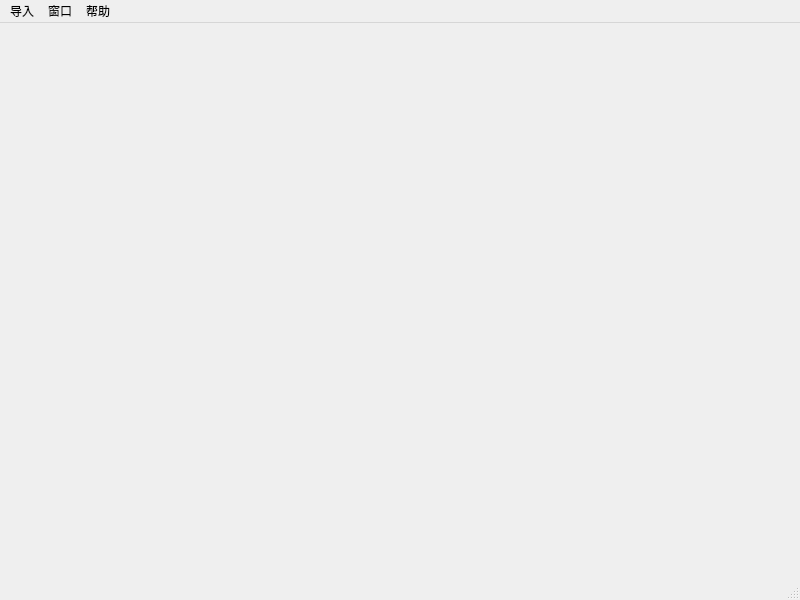
Qt form skin/main.ui (zzy624/mypyqt) before a commit.
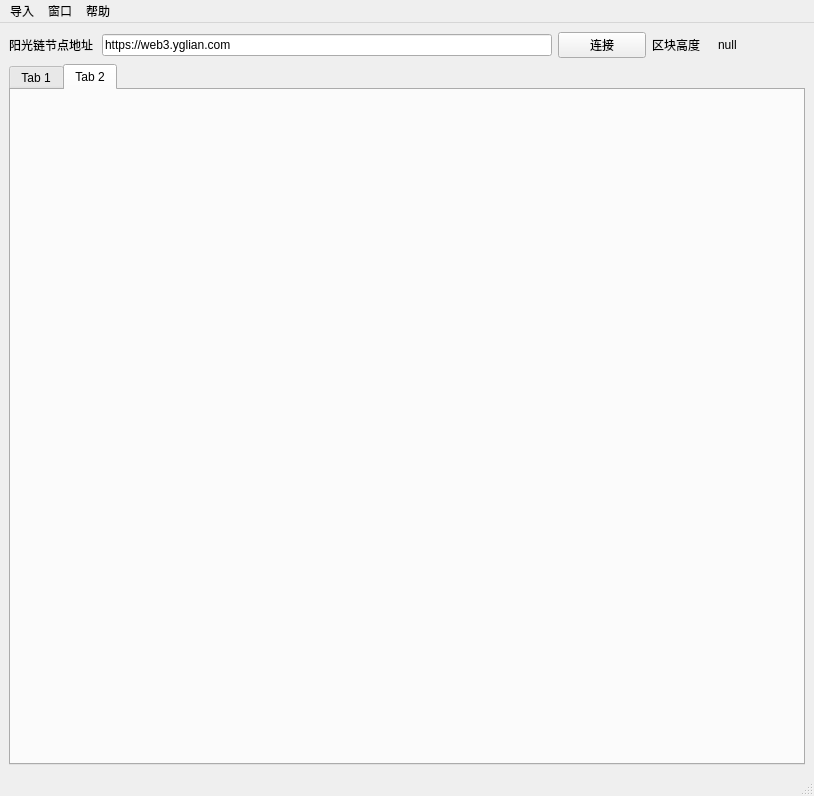
The same form after that commit.

Patch:
```diff
--- a/skin/main.ui
+++ b/skin/main.ui
@@ -9,14 +9,103 @@
    <rect>
     <x>0</x>
     <y>0</y>
-    <width>800</width>
-    <height>600</height>
+    <width>814</width>
+    <height>796</height>
    </rect>
   </property>
   <property name="windowTitle">
    <string>阳光链开发调试工具</string>
   </property>
-  <widget class="QWidget" name="centralwidget"/>
+  <widget class="QWidget" name="centralwidget">
+   <layout class="QGridLayout" name="gridLayout_2">
+    <item row="0" column="0">
+     <layout class="QGridLayout" name="gridLayout">
+      <item row="0" column="0">
+       <widget class="QLabel" name="label">
+        <property name="text">
+         <string>阳光链节点地址</string>
+        </property>
+       </widget>
+      </item>
+      <item row="0" column="1">
+       <widget class="QLineEdit" name="lineEditWeb3No">
+        <property name="minimumSize">
+         <size>
+          <width>450</width>
+          <height>0</height>
+         </size>
+        </property>
+        <property name="maximumSize">
+         <size>
+          <width>200</width>
+          <height>16777215</height>
+         </size>
+        </property>
+        <property name="focusPolicy">
+         <enum>Qt::ClickFocus</enum>
+        </property>
+        <property name="text">
+         <string>https://web3.yglian.com</string>
+        </property>
+       </widget>
+      </item>
+      <item row="0" column="2">
+       <widget class="QPushButton" name="pushButtonConnect">
+        <property name="minimumSize">
+         <size>
+          <width>0</width>
+          <height>0</height>
+         </size>
+        </property>
+        <property name="text">
+         <string>连接</string>
+        </property>
+       </widget>
+      </item>
+      <item row="0" column="3">
+       <widget class="QLabel" name="label_3">
+        <property name="maximumSize">
+         <size>
+          <width>60</width>
+          <height>16777215</height>
+         </size>
+        </property>
+        <property name="text">
+         <string>区块高度</string>
+        </property>
+        <property name="scaledContents">
+         <bool>false</bool>
+        </property>
+       </widget>
+      </item>
+      <item row="0" column="4">
+       <widget class="QLabel" name="label_2">
+        <property name="text">
+         <string>null</string>
+        </property>
+       </widget>
+      </item>
+      <item row="1" column="0" colspan="5">
+       <widget class="QTabWidget" name="tabWidget">
+        <property name="currentIndex">
+         <number>1</number>
+        </property>
+        <widget class="QWidget" name="tab">
+         <attribute name="title">
+          <string>Tab 1</string>
+         </attribute>
+        </widget>
+        <widget class="QWidget" name="tab_2">
+         <attribute name="title">
+          <string>Tab 2</string>
+         </attribute>
+        </widget>
+       </widget>
+      </item>
+     </layout>
+    </item>
+   </layout>
+  </widget>
   <widget class="QStatusBar" name="statusbar">
    <property name="enabled">
     <bool>true</bool>
@@ -30,7 +119,7 @@
     <rect>
      <x>0</x>
      <y>0</y>
-     <width>800</width>
+     <width>814</width>
      <height>22</height>
     </rect>
    </property>
```
Left out of the diff: 4 changed lines with no effect on the pictures.
